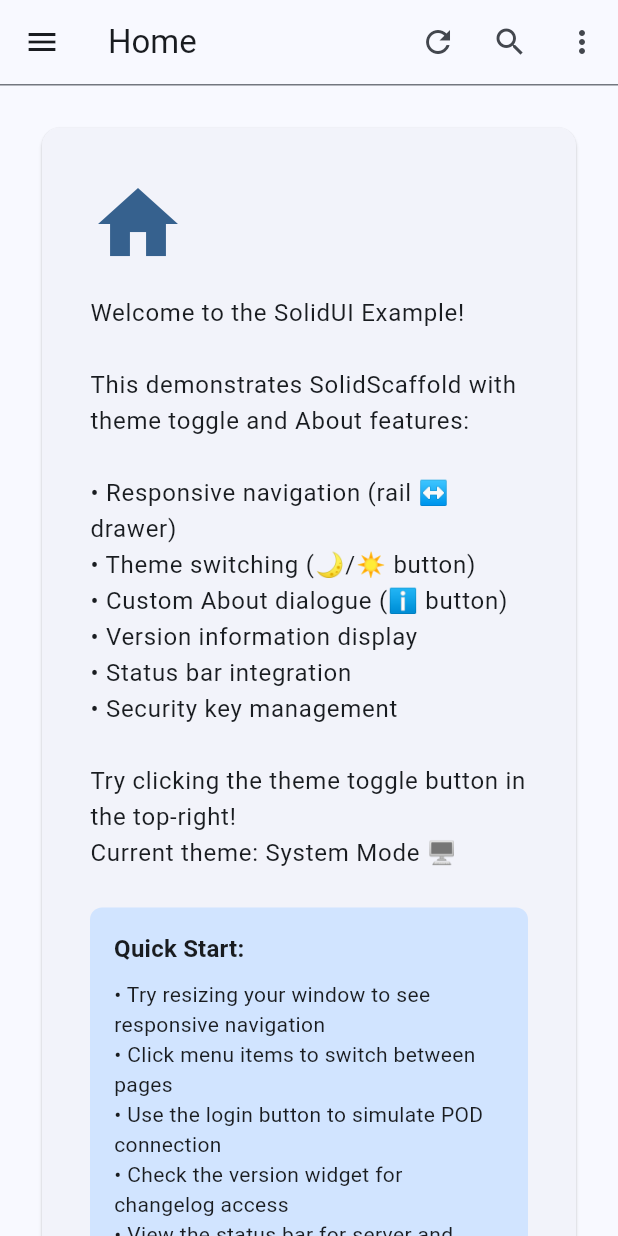
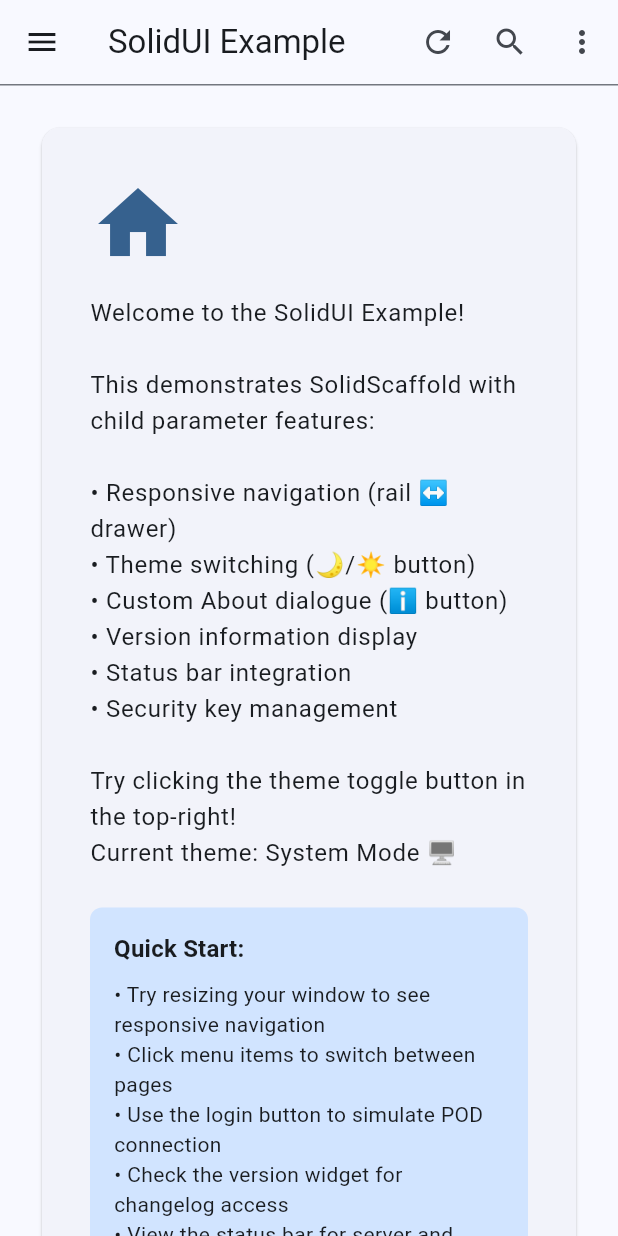
Before and after one commit to anusii/solidui, a Flutter app: the screen it shows after launch, on a phone screen of 412 x 824 dp. Run offline on Flutter 3.47's test engine with Material 3 defaults, Android fonts, the phone set to English and light mode, and no system bars; our stand-ins replace flutter_markdown, gap, package_info_plus; missing offline and left inert: markdown_tooltip, rdflib, solidpod, version_widget, window_manager.

Commit message:
Add child to SolidMenuItems

```diff
--- a/examples/lib/main.dart
+++ b/examples/lib/main.dart
@@ -129,36 +129,7 @@ class HomePage extends StatefulWidget {
 }
 
 class _HomePageState extends State<HomePage> {
-  int _selectedIndex = 0;
   String? _webId;
-
-  // Simple content for each page.
-
-  List<String> get _pageContent => [
-        'Welcome to the SolidUI Example!\n\n'
-            'This demonstrates SolidScaffold with theme toggle and About features:\n\n'
-            '• Responsive navigation (rail ↔ drawer)\n'
-            '• Theme switching (🌙/☀️ button)\n'
-            '• Custom About dialogue (ℹ️ button)\n'
-            '• Version information display\n'
-            '• Status bar integration\n'
-            '• Security key management\n\n'
-            'Try clicking the theme toggle button in the top-right!\n'
-            'Current theme: ${_getThemeModeText()}',
-        'About page\n\nThis example shows how easy it is to use SolidScaffold:\n\n'
-            '1. Define your menu items\n'
-            '2. Set up your content\n'
-            '3. Let SolidScaffold handle the rest!\n\n'
-            'The navigation is fully responsive and includes POD server '
-            'integration.',
-        'Settings page\n\nHere you would typically include:\n\n'
-            '• User preferences\n'
-            '• Application settings\n'
-            '• Account management\n'
-            '• Data synchronisation options\n\n'
-            'The status bar below shows your connection status and server '
-            'information.',
-      ];
 
   // Build the widget.
 
@@ -167,19 +138,22 @@ class _HomePageState extends State<HomePage> {
     // Create simple menu items.
 
     final menuItems = [
-      const SolidMenuItem(
+      SolidMenuItem(
         title: 'Home',
         icon: Icons.home,
+        child: _buildHomePage(),
         tooltip: 'Home page',
       ),
-      const SolidMenuItem(
+      SolidMenuItem(
         title: 'About',
         icon: Icons.info,
+        child: _buildAboutPage(),
         tooltip: 'About this application',
       ),
-      const SolidMenuItem(
+      SolidMenuItem(
         title: 'Settings',
         icon: Icons.settings,
+        child: _buildSettingsPage(),
         tooltip: 'Application settings',
       ),
     ];
@@ -196,7 +170,7 @@ class _HomePageState extends State<HomePage> {
     return SolidScaffold(
       menu: menuItems,
       appBar: SolidAppBarConfig(
-        title: menuItems[_selectedIndex].title,
+        title: 'SolidUI Example',
         versionConfig: const SolidVersionConfig(
           // Compare this version with that of solidui's CHANGELOG for
           // illustration purposes. Normally it should be this app's
@@ -256,12 +230,6 @@ class _HomePageState extends State<HomePage> {
       ),
       userInfo: userInfo,
       onLogout: _webId != null ? (context) => _logout() : null,
-      selectedIndex: _selectedIndex,
-      onMenuSelected: (index) {
-        setState(() {
-          _selectedIndex = index;
-        });
-      },
       themeToggle: SolidThemeToggleConfig(
         enabled: true,
         currentThemeMode: widget.currentThemeMode,
@@ -301,13 +269,12 @@ For more information, visit the [SolidUI GitHub repository](https://github.com/a
 
 ''',
       ),
-      child: _buildPageContent(),
     );
   }
 
-  /// Build the main content area.
+  /// Build the home page content.
 
-  Widget _buildPageContent() {
+  Widget _buildHomePage() {
     return SingleChildScrollView(
       padding: const EdgeInsets.all(24.0),
       child: Center(
@@ -319,17 +286,25 @@ For more information, visit the [SolidUI GitHub repository](https://github.com/a
               crossAxisAlignment: CrossAxisAlignment.start,
               children: [
                 Icon(
-                  _getPageIcon(),
+                  Icons.home,
                   size: 64,
                   color: Theme.of(context).primaryColor,
                 ),
                 const SizedBox(height: 16),
                 Text(
-                  _pageContent[_selectedIndex],
+                  'Welcome to the SolidUI Example!\n\n'
+                  'This demonstrates SolidScaffold with child parameter features:\n\n'
+                  '• Responsive navigation (rail ↔ drawer)\n'
+                  '• Theme switching (🌙/☀️ button)\n'
+                  '• Custom About dialogue (ℹ️ button)\n'
+                  '• Version information display\n'
+                  '• Status bar integration\n'
+                  '• Security key management\n\n'
+                  'Try clicking the theme toggle button in the top-right!\n'
+                  'Current theme: ${_getThemeModeText()}',
                   style: Theme.of(context).textTheme.bodyLarge,
                 ),
                 const SizedBox(height: 24),
-                if (_selectedIndex == 0) // Show additional info on home page.
                 Container(
                   padding: const EdgeInsets.all(16),
                   decoration: BoxDecoration(
@@ -352,7 +327,7 @@ For more information, visit the [SolidUI GitHub repository](https://github.com/a
                         '• Click menu items to switch between pages\n'
                         '• Use the login button to simulate POD connection\n'
                         '• Check the version widget for changelog access\n'
-                          '• View the status bar for server and connection info'
+                        '• View the status bar for server and connection info\n'
                         '• Click the theme toggle button (🌙/☀️) in the top-right\n'
                         '• Click the About button (ℹ️) to see custom app info\n',
                       ),
@@ -367,19 +342,81 @@ For more information, visit the [SolidUI GitHub repository](https://github.com/a
     );
   }
 
-  /// Get icon for current page.
+  /// Build the about page content.
 
-  IconData _getPageIcon() {
-    switch (_selectedIndex) {
-      case 0:
-        return Icons.home;
-      case 1:
-        return Icons.info;
-      case 2:
-        return Icons.settings;
-      default:
-        return Icons.home;
+  Widget _buildAboutPage() {
+    return SingleChildScrollView(
+      padding: const EdgeInsets.all(24.0),
+      child: Center(
+        child: Card(
+          child: Padding(
+            padding: const EdgeInsets.all(32.0),
+            child: Column(
+              mainAxisSize: MainAxisSize.min,
+              crossAxisAlignment: CrossAxisAlignment.start,
+              children: [
+                Icon(
+                  Icons.info,
+                  size: 64,
+                  color: Theme.of(context).primaryColor,
+                ),
+                const SizedBox(height: 16),
+                Text(
+                  'About SolidUI\n\n'
+                  'SolidUI simplifies building Solid applications:\n\n'
+                  '1. Define your menu items with child widgets\n'
+                  '2. Set up your SolidScaffold\n'
+                  '3. Let SolidScaffold handle the rest!\n\n'
+                  'The navigation is fully responsive and includes POD server '
+                  'integration. Each menu item can now directly contain its '
+                  'child widget for simplified development.',
+                  style: Theme.of(context).textTheme.bodyLarge,
+                ),
+              ],
+            ),
+          ),
+        ),
+      ),
+    );
   }
+
+  /// Build the settings page content.
+
+  Widget _buildSettingsPage() {
+    return SingleChildScrollView(
+      padding: const EdgeInsets.all(24.0),
+      child: Center(
+        child: Card(
+          child: Padding(
+            padding: const EdgeInsets.all(32.0),
+            child: Column(
+              mainAxisSize: MainAxisSize.min,
+              crossAxisAlignment: CrossAxisAlignment.start,
+              children: [
+                Icon(
+                  Icons.settings,
+                  size: 64,
+                  color: Theme.of(context).primaryColor,
+                ),
+                const SizedBox(height: 16),
+                Text(
+                  'Settings page\n\n'
+                  'Here you would typically include:\n\n'
+                  '• User preferences\n'
+                  '• Application settings\n'
+                  '• Account management\n'
+                  '• Data synchronisation options\n\n'
+                  'The status bar below shows your connection status and server '
+                  'information. Each page is now independently defined in its '
+                  'own widget for better organisation.',
+                  style: Theme.of(context).textTheme.bodyLarge,
+                ),
+              ],
+            ),
+          ),
+        ),
+      ),
+    );
   }
 
   /// Toggle login status.
```
Also changed, not shown: lib/src/widgets/solid_scaffold.dart (line endings or trailing spaces), 1 other file. Lines whose indentation alone changed are shown as unchanged.
